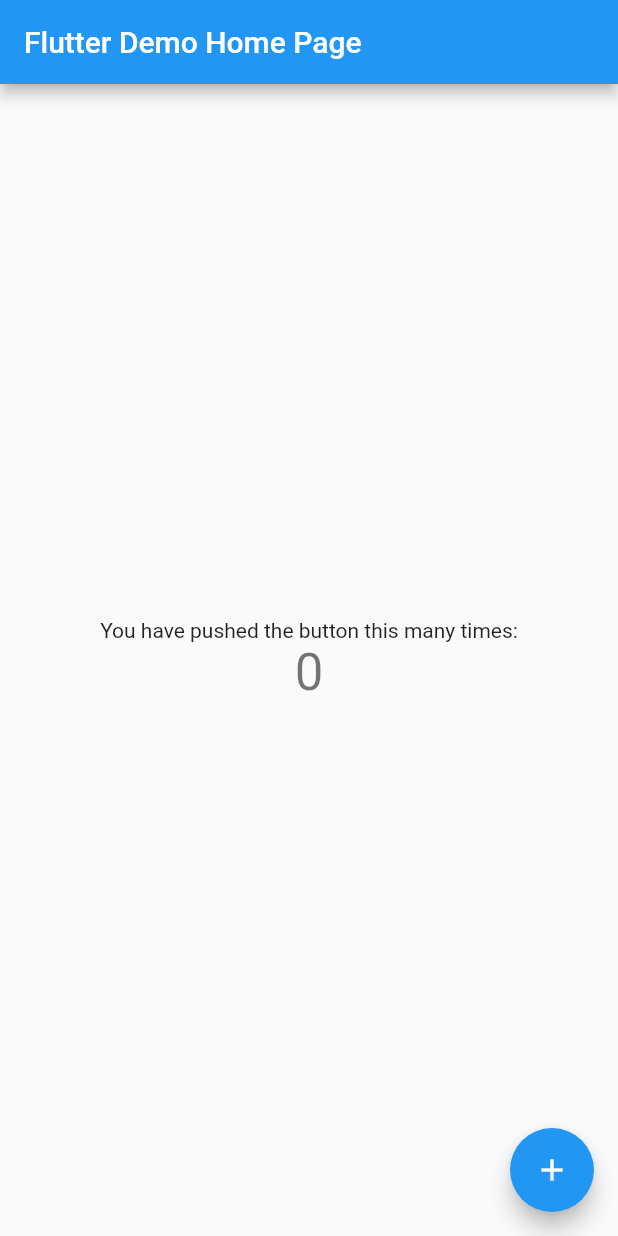
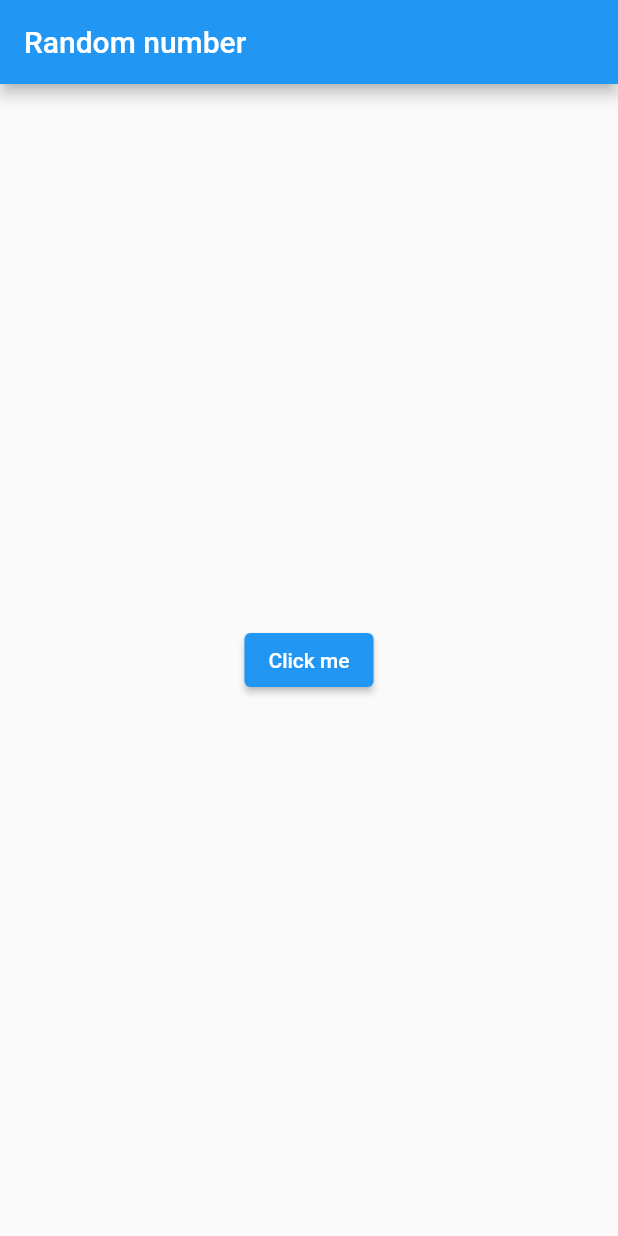
Before and after one commit to baezlg/testflutter, a Flutter app: the screen it shows after launch, on a phone screen of 412 x 824 dp. Run offline on Flutter 3.47's test engine with Material 2 defaults, Android fonts, the phone set to English and light mode, and no system bars.

Commit message:
first commit

```diff
--- a/lib/main.dart
+++ b/lib/main.dart
@@ -1,4 +1,9 @@
+import 'dart:convert';
+
 import 'package:flutter/material.dart';
+import 'package:http/http.dart' as http;
+
+
 
 void main() {
   runApp(const MyApp());
@@ -48,17 +53,13 @@ class MyHomePage extends StatefulWidget {
 }
 
 class _MyHomePageState extends State<MyHomePage> {
-  int _counter = 0;
 
-  void _incrementCounter() {
-    setState(() {
-      // This call to setState tells the Flutter framework that something has
-      // changed in this State, which causes it to rerun the build method below
-      // so that the display can reflect the updated values. If we changed
-      // _counter without calling setState(), then the build method would not be
-      // called again, and so nothing would appear to happen.
-      _counter++;
-    });
+   void getRandomData() async{
+      var res = await http.get(Uri.parse("https://csrng.net/csrng/csrng.php?min=1&max=1000"));
+      var jsonData = jsonDecode(res.body);
+      var num = jsonData[0]["random"];
+      print(num);
+      return num;
   }
 
   @override
@@ -71,45 +72,20 @@ class _MyHomePageState extends State<MyHomePage> {
     // than having to individually change instances of widgets.
     return Scaffold(
       appBar: AppBar(
-        // Here we take the value from the MyHomePage object that was created by
-        // the App.build method, and use it to set our appbar title.
-        title: Text(widget.title),
+        title: Text("Random number"),
       ),
       body: Center(
-        // Center is a layout widget. It takes a single child and positions it
-        // in the middle of the parent.
-        child: Column(
-          // Column is also a layout widget. It takes a list of children and
-          // arranges them vertically. By default, it sizes itself to fit its
-          // children horizontally, and tries to be as tall as its parent.
-          //
-          // Invoke "debug painting" (press "p" in the console, choose the
-          // "Toggle Debug Paint" action from the Flutter Inspector in Android
-          // Studio, or the "Toggle Debug Paint" command in Visual Studio Code)
-          // to see the wireframe for each widget.
-          //
-          // Column has various properties to control how it sizes itself and
-          // how it positions its children. Here we use mainAxisAlignment to
-          // center the children vertically; the main axis here is the vertical
-          // axis because Columns are vertical (the cross axis would be
-          // horizontal).
-          mainAxisAlignment: MainAxisAlignment.center,
-          children: <Widget>[
-            const Text(
-              'You have pushed the button this many times:',
-            ),
-            Text(
-              '$_counter',
-              style: Theme.of(context).textTheme.headline4,
-            ),
-          ],
-        ),
-      ),
-      floatingActionButton: FloatingActionButton(
-        onPressed: _incrementCounter,
-        tooltip: 'Increment',
-        child: const Icon(Icons.add),
-      ), // This trailing comma makes auto-formatting nicer for build methods.
+        child: ElevatedButton(
+          child: Text("Click me"),
+          onPressed: (){
+            getRandomData();
+          },
+      ),),
     );
   }
 }
+
+class RandomNumber{
+  final String number;
+  RandomNumber(this.number);
+}
--- a/pubspec.yaml
+++ b/pubspec.yaml
@@ -31,9 +31,11 @@ dependencies:
     sdk: flutter
 
 
+
   # The following adds the Cupertino Icons font to your application.
   # Use with the CupertinoIcons class for iOS style icons.
   cupertino_icons: ^1.0.2
+  http: ^0.13.4
 
 dev_dependencies:
   flutter_test:
```
Also changed, not shown: pubspec.lock, 1 other file.
